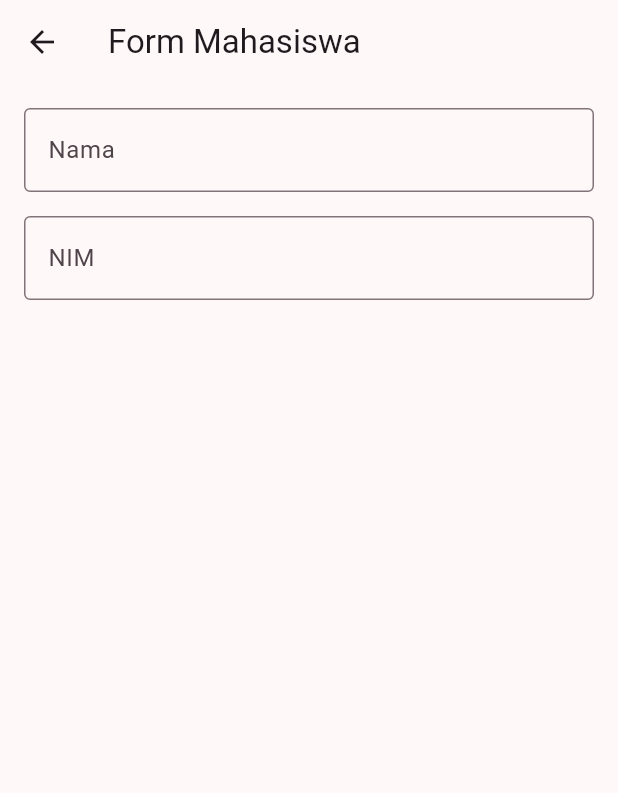
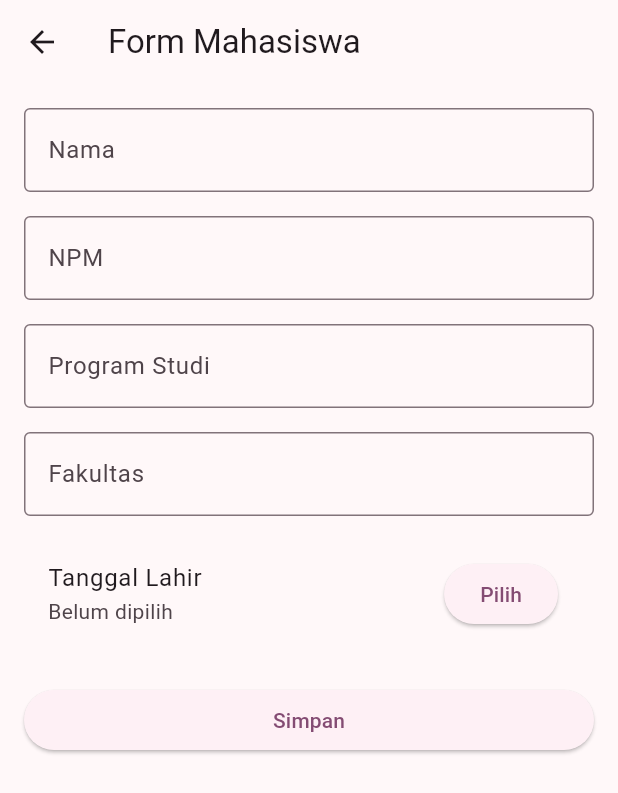
Before and after one commit to hfsasaa/T1PemrogramanPerangkatBergerak_Hafshah, a Flutter app: the FormMahasiswaPage screen opened by its route, on a phone screen of 412 x 824 dp. Shown: the top 793 px of the screen. Run offline on Flutter 3.47's test engine with Material 3 defaults, Android fonts, the phone set to English and light mode, and no system bars.

Commit message:
UTS PPB Hafshah

```diff
--- a/lib/form_mahasiswa.dart
+++ b/lib/form_mahasiswa.dart
@@ -1,7 +1,41 @@
 import 'package:flutter/material.dart';
 
-class FormMahasiswaPage extends StatelessWidget {
+class FormMahasiswaPage extends StatefulWidget {
   const FormMahasiswaPage({super.key});
+
+  @override
+  State<FormMahasiswaPage> createState() => _FormMahasiswaPageState();
+}
+
+class _FormMahasiswaPageState extends State<FormMahasiswaPage> {
+  final _namaController = TextEditingController();
+  final _npmController = TextEditingController();
+  final _prodiController = TextEditingController();
+  final _fakultasController = TextEditingController();
+  DateTime? _tanggalLahir;
+
+  @override
+  void dispose() {
+    _namaController.dispose();
+    _npmController.dispose();
+    _prodiController.dispose();
+    _fakultasController.dispose();
+    super.dispose();
+  }
+
+  Future<void> _pickTanggalLahir() async {
+    final picked = await showDatePicker(
+      context: context,
+      initialDate: DateTime(2000, 1, 1),
+      firstDate: DateTime(1970),
+      lastDate: DateTime.now(),
+    );
+    if (picked != null) {
+      setState(() {
+        _tanggalLahir = picked;
+      });
+    }
+  }
 
   @override
   Widget build(BuildContext context) {
@@ -9,20 +43,78 @@ class FormMahasiswaPage extends StatelessWidget {
       appBar: AppBar(title: const Text('Form Mahasiswa')),
       body: Padding(
         padding: const EdgeInsets.all(16.0),
-        child: Column(
-          children: const [
+        child: ListView(
+          children: [
             TextField(
-              decoration: InputDecoration(
+              controller: _namaController,
+              decoration: const InputDecoration(
                 labelText: 'Nama',
                 border: OutlineInputBorder(),
               ),
             ),
-            SizedBox(height: 16),
+            const SizedBox(height: 16),
             TextField(
-              decoration: InputDecoration(
-                labelText: 'NIM',
+              controller: _npmController,
+              decoration: const InputDecoration(
+                labelText: 'NPM',
                 border: OutlineInputBorder(),
               ),
+              keyboardType: TextInputType.number,
+            ),
+            const SizedBox(height: 16),
+            TextField(
+              controller: _prodiController,
+              decoration: const InputDecoration(
+                labelText: 'Program Studi',
+                border: OutlineInputBorder(),
+              ),
+            ),
+            const SizedBox(height: 16),
+            TextField(
+              controller: _fakultasController,
+              decoration: const InputDecoration(
+                labelText: 'Fakultas',
+                border: OutlineInputBorder(),
+              ),
+            ),
+            const SizedBox(height: 16),
+            ListTile(
+              title: const Text('Tanggal Lahir'),
+              subtitle: Text(
+                _tanggalLahir == null
+                    ? 'Belum dipilih'
+                    : '${_tanggalLahir!.day}/${_tanggalLahir!.month}/${_tanggalLahir!.year}',
+              ),
+              trailing: ElevatedButton(
+                onPressed: _pickTanggalLahir,
+                child: const Text('Pilih'),
+              ),
+            ),
+            const SizedBox(height: 24),
+            ElevatedButton(
+              onPressed: () {
+                // Simpan atau proses data di sini
+                showDialog(
+                  context: context,
+                  builder: (_) => AlertDialog(
+                    title: const Text('Data Tersimpan'),
+                    content: Text(
+                      'Nama: ${_namaController.text}\n'
+                      'NPM: ${_npmController.text}\n'
+                      'Program Studi: ${_prodiController.text}\n'
+                      'Fakultas: ${_fakultasController.text}\n'
+                      'Tanggal Lahir: ${_tanggalLahir == null ? '-' : '${_tanggalLahir!.day}/${_tanggalLahir!.month}/${_tanggalLahir!.year}'}',
+                    ),
+                    actions: [
+                      TextButton(
+                        onPressed: () => Navigator.pop(context),
+                        child: const Text('OK'),
+                      ),
+                    ],
+                  ),
+                );
+              },
+              child: const Text('Simpan'),
             ),
           ],
         ),
```
Also changed, not shown: lib/form_dosen.dart (added, +107 -0 lines), lib/form_matkul.dart (added, +83 -0 lines), lib/main.dart (+20 -0 lines).
